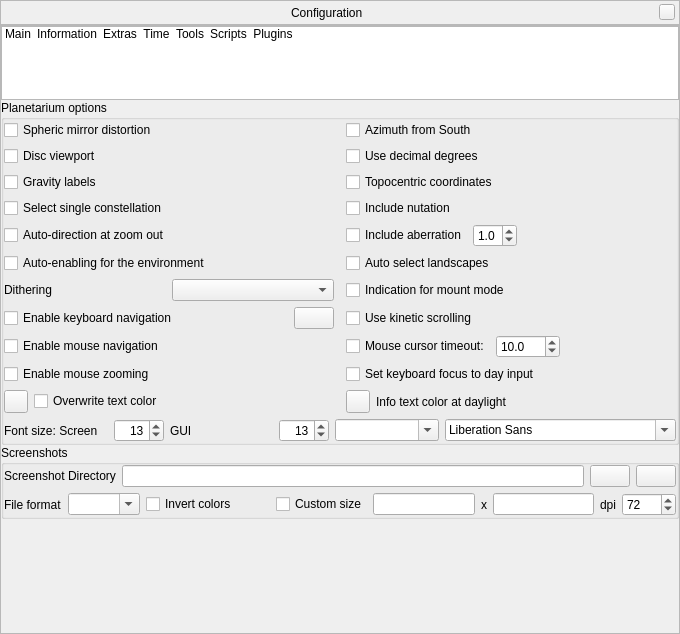
Old version of the form src/gui/configurationDialog.ui in the repository Stellarium/stellarium.
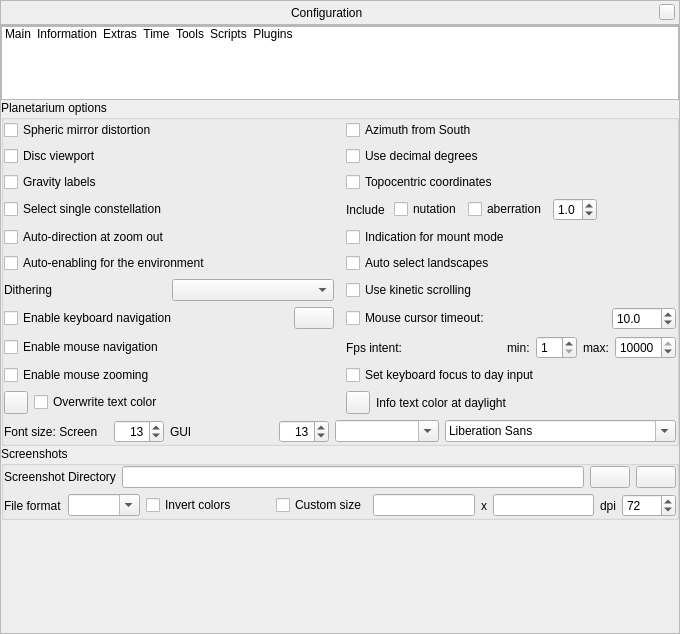
New version of the form. The open tabs and pages were chosen to show the change. Icons and pictures are not drawn. Custom widgets are drawn as their Qt base class.

Commit message: Make fps intent settings available in the GUI

```diff
--- a/src/gui/configurationDialog.ui
+++ b/src/gui/configurationDialog.ui
@@ -2030,16 +2030,6 @@
                </item>
               </layout>
              </item>
-             <item row="13" column="3">
-              <widget class="QCheckBox" name="kineticScrollingCheckBox">
-               <property name="toolTip">
-                <string>Kinetic scrolling means dragging text panels directly instead of dragging window handles.</string>
-               </property>
-               <property name="text">
-                <string>Use kinetic scrolling</string>
-               </property>
-              </widget>
-             </item>
              <item row="9" column="1">
               <widget class="QCheckBox" name="autoEnableEnvironmentCheckBox">
                <property name="toolTip">
@@ -2060,26 +2050,6 @@
                </property>
               </widget>
              </item>
-             <item row="12" column="3">
-              <widget class="QCheckBox" name="indicationMountModeCheckBox">
-               <property name="toolTip">
-                <string>Flash a short message when toggling mount mode.</string>
-               </property>
-               <property name="text">
-                <string>Indication for mount mode</string>
-               </property>
-              </widget>
-             </item>
-             <item row="4" column="3">
-              <widget class="QCheckBox" name="nutationCheckBox">
-               <property name="toolTip">
-                <string>Nutation is a small wobble of Earth's axis, amounting to a few arcseconds.</string>
-               </property>
-               <property name="text">
-                <string>Include nutation</string>
-               </property>
-              </widget>
-             </item>
              <item row="16" column="1">
               <widget class="QCheckBox" name="enableMouseNavigationCheckBox">
                <property name="toolTip">
@@ -2100,104 +2070,6 @@
                </property>
               </widget>
              </item>
-             <item row="16" column="3">
-              <layout class="QHBoxLayout" name="mouseTimeoutLayout">
-               <item>
-                <widget class="QCheckBox" name="mouseTimeoutCheckbox">
-                 <property name="toolTip">
-                  <string>Hides the mouse cursor when inactive</string>
-                 </property>
-                 <property name="text">
-                  <string>Mouse cursor timeout:</string>
-                 </property>
-                </widget>
-               </item>
-               <item>
-                <widget class="QDoubleSpinBox" name="mouseTimeoutSpinBox">
-                 <property name="maximumSize">
-                  <size>
-                   <width>16777215</width>
-                   <height>24</height>
-                  </size>
-                 </property>
-                 <property name="toolTip">
-                  <string>seconds</string>
-                 </property>
-                 <property name="decimals">
-                  <number>1</number>
-                 </property>
-                 <property name="minimum">
-                  <double>0.000000000000000</double>
-                 </property>
-                 <property name="maximum">
-                  <double>3600.000000000000000</double>
-                 </property>
-                 <property name="value">
-                  <double>10.000000000000000</double>
-                 </property>
-                </widget>
-               </item>
-               <item>
-                <spacer name="horizontalSpacer">
-                 <property name="orientation">
-                  <enum>Qt::Horizontal</enum>
-                 </property>
-                 <property name="sizeHint" stdset="0">
-                  <size>
-                   <width>30</width>
-                   <height>20</height>
-                  </size>
-                 </property>
-                </spacer>
-               </item>
-              </layout>
-             </item>
-             <item row="5" column="3">
-              <layout class="QHBoxLayout" name="aberrationHorizontalLayout">
-               <item>
-                <widget class="QCheckBox" name="aberrationCheckBox">
-                 <property name="toolTip">
-                  <string>Annual aberration is an annual wobble in positions, amounting to max. about 20 arcseconds for observers on Earth.</string>
-                 </property>
-                 <property name="text">
-                  <string>Include aberration</string>
-                 </property>
-                </widget>
-               </item>
-               <item>
-                <widget class="QDoubleSpinBox" name="aberrationSpinBox">
-                 <property name="toolTip">
-                  <string>Exaggerate aberration (for didactic explanations)</string>
-                 </property>
-                 <property name="decimals">
-                  <number>1</number>
-                 </property>
-                 <property name="maximum">
-                  <double>5.000000000000000</double>
-                 </property>
-                 <property name="singleStep">
-                  <double>0.100000000000000</double>
-                 </property>
-                 <property name="value">
-                  <double>1.000000000000000</double>
-                 </property>
-                </widget>
-               </item>
-               <item>
-                <spacer name="horizontalSpacer_4">
-                 <property name="orientation">
-                  <enum>Qt::Horizontal</enum>
-                 </property>
-                 <property name="sizeHint" stdset="0">
-                  <size>
-                   <width>40</width>
-                   <height>20</height>
-                  </size>
-                 </property>
-                </spacer>
-               </item>
-              </layout>
-             </item>
              <item row="18" column="1">
               <layout class="QHBoxLayout" name="horizontalLayout_15">
                <item>
@@ -2327,6 +2199,205 @@
                </property>
               </widget>
              </item>
+             <item row="4" column="3">
+              <layout class="QHBoxLayout" name="aberrationHorizontalLayout">
+               <item>
+                <widget class="QLabel" name="label_Include">
+                 <property name="text">
+                  <string>Include </string>
+                 </property>
+                </widget>
+               </item>
+               <item>
+                <widget class="QCheckBox" name="nutationCheckBox">
+                 <property name="toolTip">
+                  <string>Nutation is a small wobble of Earth's axis, amounting to a few arcseconds.</string>
+                 </property>
+                 <property name="text">
+                  <string>nutation</string>
+                 </property>
+                </widget>
+               </item>
+               <item>
+                <widget class="QCheckBox" name="aberrationCheckBox">
+                 <property name="toolTip">
+                  <string>Annual aberration is an annual wobble in positions, amounting to max. about 20 arcseconds for observers on Earth.</string>
+                 </property>
+                 <property name="text">
+                  <string>aberration</string>
+                 </property>
+                </widget>
+               </item>
+               <item>
+                <widget class="QDoubleSpinBox" name="aberrationSpinBox">
+                 <property name="toolTip">
+                  <string>Exaggerate aberration (for didactic explanations)</string>
+                 </property>
+                 <property name="decimals">
+                  <number>1</number>
+                 </property>
+                 <property name="maximum">
+                  <double>5.000000000000000</double>
+                 </property>
+                 <property name="singleStep">
+                  <double>0.100000000000000</double>
+                 </property>
+                 <property name="value">
+                  <double>1.000000000000000</double>
+                 </property>
+                </widget>
+               </item>
+               <item>
+                <spacer name="horizontalSpacer_4">
+                 <property name="orientation">
+                  <enum>Qt::Horizontal</enum>
+                 </property>
+                 <property name="sizeHint" stdset="0">
+                  <size>
+                   <width>40</width>
+                   <height>20</height>
+                  </size>
+                 </property>
+                </spacer>
+               </item>
+              </layout>
+             </item>
+             <item row="5" column="3">
+              <widget class="QCheckBox" name="indicationMountModeCheckBox">
+               <property name="toolTip">
+                <string>Flash a short message when toggling mount mode.</string>
+               </property>
+               <property name="text">
+                <string>Indication for mount mode</string>
+               </property>
+              </widget>
+             </item>
+             <item row="12" column="3">
+              <widget class="QCheckBox" name="kineticScrollingCheckBox">
+               <property name="toolTip">
+                <string>Kinetic scrolling means dragging text panels directly instead of dragging window handles.</string>
+               </property>
+               <property name="text">
+                <string>Use kinetic scrolling</string>
+               </property>
+              </widget>
+             </item>
+             <item row="13" column="3">
+              <layout class="QHBoxLayout" name="mouseTimeoutLayout">
+               <item>
+                <widget class="QCheckBox" name="mouseTimeoutCheckbox">
+                 <property name="toolTip">
+                  <string>Hides the mouse cursor when inactive</string>
+                 </property>
+                 <property name="text">
+                  <string>Mouse cursor timeout:</string>
+                 </property>
+                </widget>
+               </item>
+               <item>
+                <spacer name="horizontalSpacer">
+                 <property name="orientation">
+                  <enum>Qt::Horizontal</enum>
+                 </property>
+                 <property name="sizeHint" stdset="0">
+                  <size>
+                   <width>30</width>
+                   <height>20</height>
+                  </size>
+                 </property>
+                </spacer>
+               </item>
+               <item>
+                <widget class="QDoubleSpinBox" name="mouseTimeoutSpinBox">
+                 <property name="maximumSize">
+                  <size>
+                   <width>16777215</width>
+                   <height>24</height>
+                  </size>
+                 </property>
+                 <property name="toolTip">
+                  <string>seconds</string>
+                 </property>
+                 <property name="decimals">
+                  <number>1</number>
+                 </property>
+                 <property name="minimum">
+                  <double>0.000000000000000</double>
+                 </property>
+                 <property name="maximum">
+                  <double>3600.000000000000000</double>
+                 </property>
+                 <property name="value">
+                  <double>10.000000000000000</double>
+                 </property>
+                </widget>
+               </item>
+              </layout>
+             </item>
+             <item row="16" column="3">
+              <layout class="QHBoxLayout" name="horizontalLayout_fps">
+               <item>
+                <widget class="QLabel" name="label_fpsIntent">
+                 <property name="text">
+                  <string>Fps intent:</string>
+                 </property>
+                </widget>
+               </item>
+               <item>
+                <spacer name="horizontalSpacer_6">
+                 <property name="orientation">
+                  <enum>Qt::Horizontal</enum>
+                 </property>
+                 <property name="sizeHint" stdset="0">
+                  <size>
+                   <width>40</width>
+                   <height>20</height>
+                  </size>
+                 </property>
+                </spacer>
+               </item>
+               <item>
+                <widget class="QLabel" name="label_min">
+                 <property name="text">
+                  <string>min:</string>
+                 </property>
+                </widget>
+               </item>
+               <item>
+                <widget class="QSpinBox" name="minFpsSpinBox">
+                 <property name="toolTip">
+                  <string>Minimum intended fps between user interaction. Set very low to conserve energy or save CPU use.</string>
+                 </property>
+                 <property name="minimum">
+                  <number>1</number>
+                 </property>
+                </widget>
+               </item>
+               <item>
+                <widget class="QLabel" name="label_max">
+                 <property name="text">
+                  <string>max:</string>
+                 </property>
+                </widget>
+               </item>
+               <item>
+                <widget class="QSpinBox" name="maxFpsSpinBox">
+                 <property name="toolTip">
+                  <string>Maximum allowed fps. 10000 just means &quot;as fast as possible&quot;. </string>
+                 </property>
+                 <property name="minimum">
+                  <number>10</number>
+                 </property>
+                 <property name="maximum">
+                  <number>10000</number>
+                 </property>
+                 <property name="value">
+                  <number>10000</number>
+                 </property>
+                </widget>
+               </item>
+              </layout>
+             </item>
             </layout>
            </widget>
           </item>
```
The commit also changes 2 other files.
